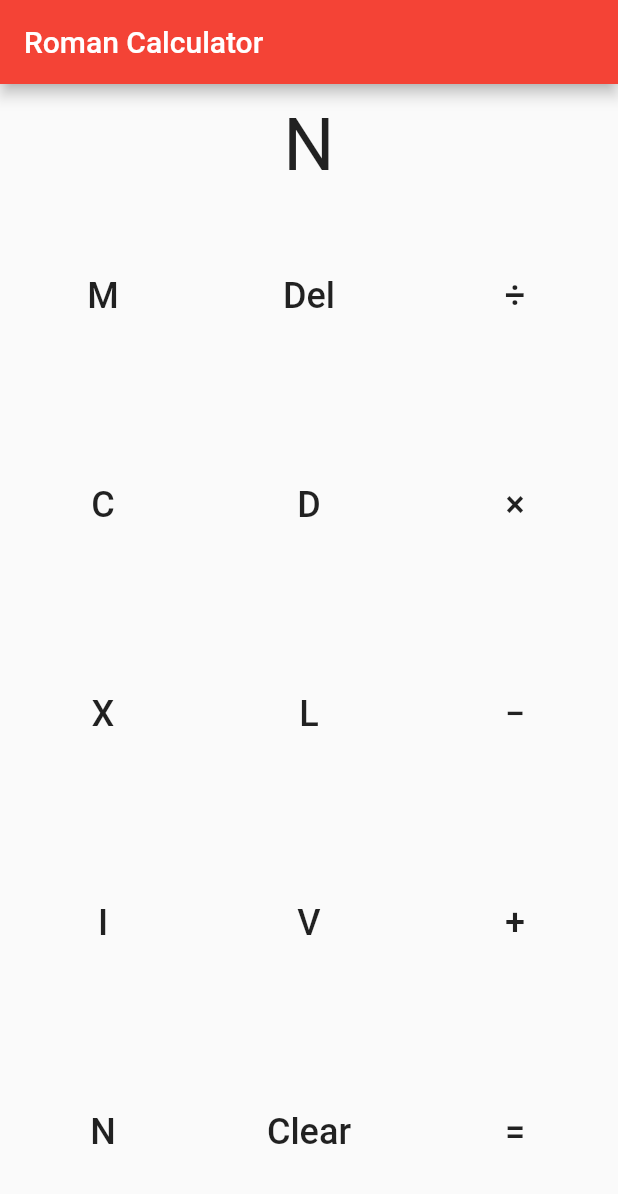
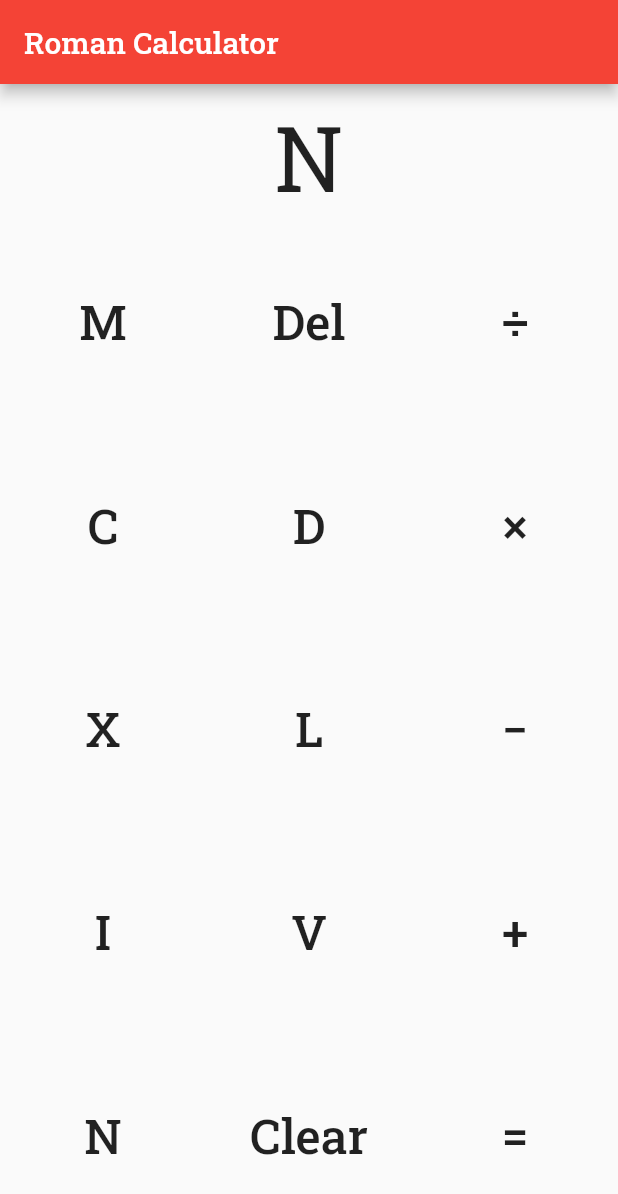
Before and after one commit to thatsokay/roman_calculator, a Flutter app: the screen it shows after launch, on a phone screen of 412 x 824 dp. Shown: the top 1194 px of the screen. Run offline on Flutter 3.47's test engine with Material 2 defaults, Android fonts, the phone set to English and light mode, and no system bars.

Commit message:
Added serif font

```diff
--- a/lib/main.dart
+++ b/lib/main.dart
@@ -13,6 +13,7 @@ class MyApp extends StatelessWidget {
       title: 'Roman Calculator',
       theme: ThemeData(
         primarySwatch: Colors.red,
+        fontFamily: 'Roboto Slab',
       ),
       home: RomanCalculator(title: 'Roman Calculator'),
     );
@@ -50,7 +51,7 @@ class _RomanCalculatorState extends State<RomanCalculator> {
           }
         });
       },
-      child: Text(value, style: TextStyle(fontSize: 24.0)),
+      child: Text(value, style: TextStyle(fontSize: 32.0)),
     );
   }
 
@@ -107,7 +108,7 @@ class _RomanCalculatorState extends State<RomanCalculator> {
           _operation = value;
         });
       },
-      child: Text(value, style: TextStyle(fontSize: 24.0)),
+      child: Text(value, style: TextStyle(fontSize: 32.0)),
     );
   }
 
@@ -122,7 +123,7 @@ class _RomanCalculatorState extends State<RomanCalculator> {
           _input = _input.substring(0, max(_input.length - 1, 0));
         });
       },
-      child: Text('Del', style: TextStyle(fontSize: 24.0)),
+      child: Text('Del', style: TextStyle(fontSize: 32.0)),
     );
   }
 
@@ -138,7 +139,7 @@ class _RomanCalculatorState extends State<RomanCalculator> {
           _operation = '+';
         });
       },
-      child: Text('Clear', style: TextStyle(fontSize: 24.0)),
+      child: Text('Clear', style: TextStyle(fontSize: 32.0)),
     );
   }
 
@@ -180,7 +181,7 @@ class _RomanCalculatorState extends State<RomanCalculator> {
                     ? (generateRoman(_result) ?? 'nope')
                     : _input),
             key: Key('display'),
-            style: TextStyle(fontSize: 48.0, height: 1.5),
+            style: TextStyle(fontSize: 60.0, height: 1.5),
           ),
           ...generateButtons(),
         ],
--- a/pubspec.yaml
+++ b/pubspec.yaml
@@ -70,3 +70,9 @@ flutter:
   #
   # For details regarding fonts from package dependencies,
   # see https://flutter.dev/custom-fonts/#from-packages
+  fonts:
+    - family: Roboto Slab
+      fonts:
+        - asset: fonts/RobotoSlab-Regular.ttf
+        - asset: fonts/RobotoSlab-Medium.ttf
+          weight: 500
```
Also changed, not shown: fonts/RobotoSlab-Medium.ttf (added), fonts/RobotoSlab-Regular.ttf (added), pubspec.lock.
